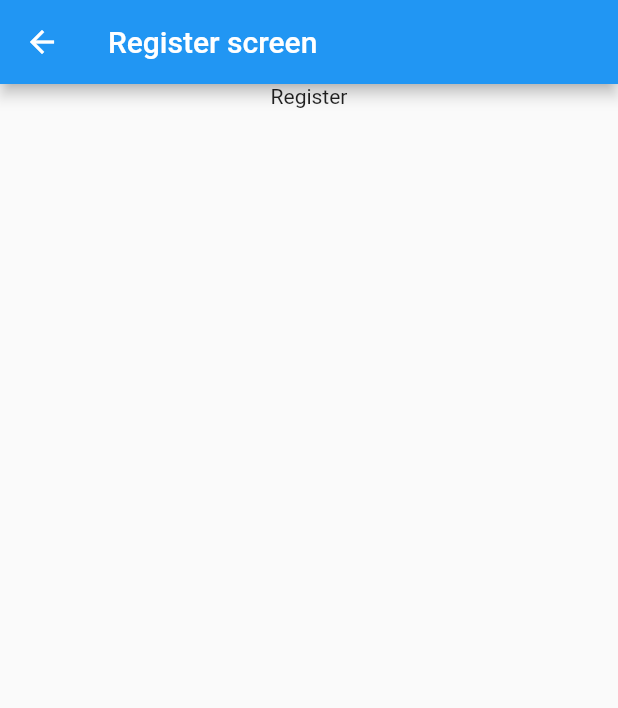
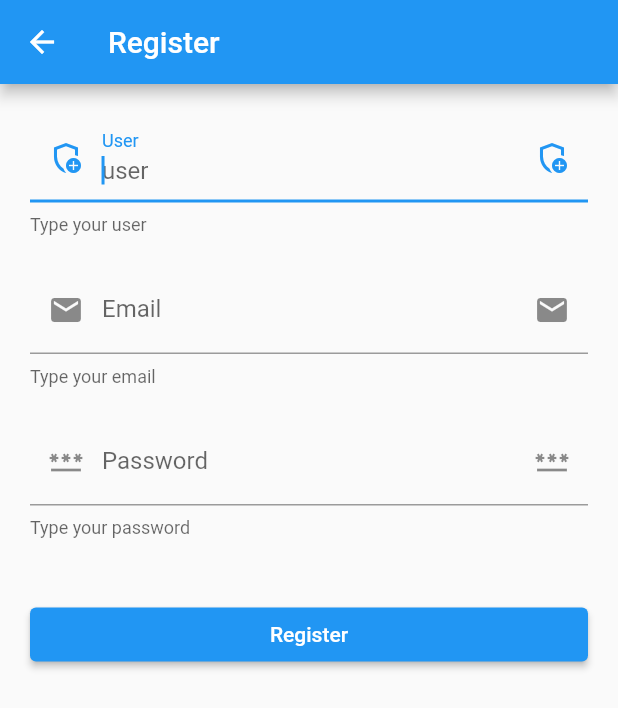
Before and after one commit to amaury-soto/fl-interceptor, a Flutter app: the RegisterScreen screen opened directly, on a phone screen of 412 x 824 dp. Shown: the top 708 px of the screen. Run offline on Flutter 3.47's test engine with Material 2 defaults, Android fonts, the phone set to English and light mode, and no system bars; our stand-ins replace dio.

Commit message:
add resgister service initial

```diff
--- a/lib/main.dart
+++ b/lib/main.dart
@@ -2,7 +2,7 @@ import 'dart:convert';
 
 import 'package:flutter/material.dart';
 import 'package:dio/dio.dart';
-import 'package:flutter_interceptor/screens/input_screen.dart';
+import 'package:flutter_interceptor/screens/login_screen.dart';
 import 'package:flutter_interceptor/screens/register_screen.dart';
 
 void main() {
@@ -126,7 +126,7 @@ class _MyHomePageState extends State<MyHomePage> {
         title: 'Material App',
         initialRoute: 'login',
         routes: {
-          'login': (_) => const InputScreen(),
+          'login': (_) => const LoginScreen(),
           'register': (_) => const RegisterScreen(),
         });
   }
--- a/lib/screens/input_screen.dart
+++ b/lib/screens/login_screen.dart
@@ -2,8 +2,8 @@ import 'package:flutter/material.dart';
 import 'package:flutter_interceptor/services/services.dart';
 import 'package:flutter_interceptor/widgets/widgets.dart';
 
-class InputScreen extends StatelessWidget {
-  const InputScreen({Key? key}) : super(key: key);
+class LoginScreen extends StatelessWidget {
+  const LoginScreen({Key? key}) : super(key: key);
 
   @override
   Widget build(BuildContext context) {
--- a/lib/screens/register_screen.dart
+++ b/lib/screens/register_screen.dart
@@ -1,19 +1,94 @@
 import 'package:flutter/material.dart';
+import 'package:flutter_interceptor/services/services.dart';
+import 'package:flutter_interceptor/widgets/widgets.dart';
 
 class RegisterScreen extends StatelessWidget {
   const RegisterScreen({super.key});
 
   @override
   Widget build(BuildContext context) {
+    final myFormKey = GlobalKey<FormState>();
+
+    final Map<String, String> formValues = {
+      "user": "",
+      "email": "",
+      "password": "",
+    };
+
     return Scaffold(
-        appBar: AppBar(title: Text('Register screen')),
-        body: Center(
-            child: Center(
-              child: Container(
-          child: Column(
-              children: [Text('Register')],
+      appBar: AppBar(
+        title: const Text('Register'),
+      ),
+      body: SingleChildScrollView(
+        child: Padding(
+          padding: const EdgeInsets.symmetric(horizontal: 20, vertical: 20),
+          child: Form(
+            key: myFormKey,
+            child: Column(
+              children: [
+                CustomInputField(
+                  labelText: 'User',
+                  hintText: 'user',
+                  //icon: Icons.abc,
+                  helperText: 'Type your user',
+                  prefixIcon: Icons.add_moderator_outlined,
+                  suffixIcon: Icons.add_moderator_outlined,
+                  formProperty: 'user',
+                  formValues: formValues,
+                ),
+                const SizedBox(
+                  height: 20,
+                ),
+                 CustomInputField(
+                  labelText: 'Email',
+                  hintText: 'email',
+                  //icon: Icons.abc,
+                  helperText: 'Type your email',
+                  prefixIcon: Icons.mail,
+                  suffixIcon: Icons.mail,
+                  keyboardType: TextInputType.emailAddress,
+                  formProperty: 'email',
+                  formValues: formValues,
+                ),
+                const SizedBox(
+                  height: 20,
+                ),
+                CustomInputField(
+                  labelText: 'Password',
+                  hintText: 'Password',
+                  //icon: Icons.abc,
+                  helperText: 'Type your password',
+                  prefixIcon: Icons.password,
+                  suffixIcon: Icons.password,
+                  obscureText: true,
+                  formProperty: 'password',
+                  formValues: formValues,
+                  //keyboardType: TextInputType.emailAddress,
+                ),
+                const SizedBox(
+                  height: 40,
+                ),
+                ElevatedButton(
+                    child: const SizedBox(
+                        width: double.infinity,
+                        child: Center(child: Text('Register'))),
+                    onPressed: () {
+                      // FocusScope.of(context).requestFocus(FocusNode());
+                      //FocusScope.of(context).unfocus();
+                      if (!myFormKey.currentState!.validate()) {
+                        print('Form no válido');
+                        return;
+                      }
+                      final userServices = UserServices();
+                      userServices.register(formValues, context);
+                      //Navigator.pushNamed(context, 'register');
+                      print(formValues);
+                    }),
+              ],
+            ),
           ),
         ),
-            )));
+      ),
+    );
   }
 }
--- a/lib/screens/screens.dart
+++ b/lib/screens/screens.dart
@@ -1,2 +1,2 @@
-export 'package:flutter_interceptor/screens/input_screen.dart';
+export 'package:flutter_interceptor/screens/login_screen.dart';
 export 'package:flutter_interceptor/screens/register_screen.dart';
--- a/lib/services/user_services.dart
+++ b/lib/services/user_services.dart
@@ -1,7 +1,9 @@
+import 'package:dio/dio.dart';
 import 'package:flutter/material.dart';
 import 'package:flutter_interceptor/network/dio_client.dart';
 
 class UserServices {
+  var dio = DioClient().dio;
   void login(values, context) async {
     print(values);
     final Map<String, String> user = {
@@ -9,8 +11,6 @@ class UserServices {
       "contrasena": values['password']
     };
     try {
-      var dio = DioClient().dio;
-
       var response = await dio.post(
           'https://lp-01-back.azurewebsites.net/api/v1/Autenticacion/login',
           data: user);
@@ -22,4 +22,22 @@ class UserServices {
       print(e);
     }
   }
+
+  void register(values, context) async {
+    final Map<String, String> user = {
+      "user": values['user'],
+      "email": values['email'],
+      "contrasena": values['password']
+    };
+    print('user $user');
+    print('values $values');
+    try {
+      var response = await dio.post(
+          'https://lp-01-back.azurewebsites.net/api/v1/Autenticacion/crear',
+          data: user);
+      print('response-register::: $response');
+    } catch (e) {
+      print('e: $e');
+    }
+  }
 }
--- a/lib/widgets/custom_input_field.dart
+++ b/lib/widgets/custom_input_field.dart
@@ -34,7 +34,7 @@ class CustomInputField extends StatelessWidget {
     return TextFormField(
       autofocus: true,
       //initialValue: 'Amaury',
-      textCapitalization: TextCapitalization.words,
+      //textCapitalization: TextCapitalization.words,
       keyboardType: keyboardType,
       obscureText: obscureText,
       onChanged: (value) {
```
Also changed, not shown: lib/data/endpoints/enpoints.dart (added).
